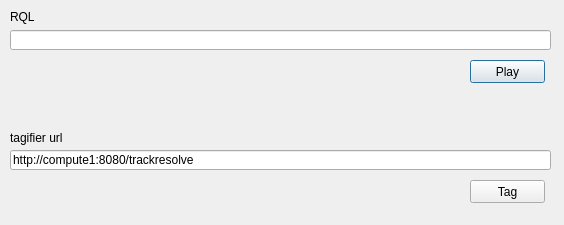
First picture: the form in app/client/widgets/LocalRqlDialog.ui, repository dougma/lastfm-desktop, before the edit.
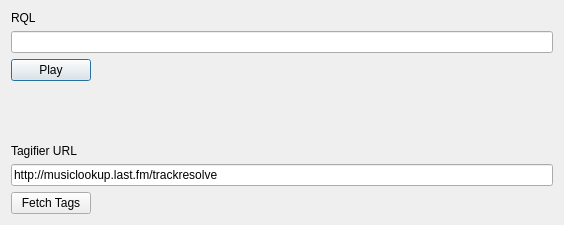
Second picture: the form after the edit.

Commit message: Keep the local radio track source seeded

```diff
--- a/app/client/widgets/LocalRqlDialog.ui
+++ b/app/client/widgets/LocalRqlDialog.ui
@@ -12,81 +12,71 @@
   <property name="windowTitle" >
    <string>RQL testing</string>
   </property>
-  <widget class="QLineEdit" name="lineEditRql" >
-   <property name="geometry" >
-    <rect>
-     <x>10</x>
-     <y>30</y>
-     <width>541</width>
-     <height>20</height>
-    </rect>
-   </property>
-  </widget>
-  <widget class="QLineEdit" name="lineEditTagifierUrl" >
-   <property name="geometry" >
-    <rect>
-     <x>10</x>
-     <y>150</y>
-     <width>541</width>
-     <height>20</height>
-    </rect>
-   </property>
-   <property name="text" >
-    <string>http://compute1:8080/trackresolve</string>
-   </property>
-  </widget>
+  <layout class="QVBoxLayout" name="verticalLayout" >
+   <item>
   <widget class="QLabel" name="label" >
-   <property name="geometry" >
-    <rect>
-     <x>10</x>
-     <y>10</y>
-     <width>46</width>
-     <height>14</height>
-    </rect>
-   </property>
    <property name="text" >
     <string>RQL</string>
    </property>
   </widget>
-  <widget class="QLabel" name="label_2" >
-   <property name="geometry" >
-    <rect>
-     <x>10</x>
-     <y>130</y>
-     <width>71</width>
-     <height>16</height>
-    </rect>
-   </property>
-   <property name="text" >
-    <string>tagifier url</string>
-   </property>
-  </widget>
+   </item>
+   <item>
+    <widget class="QLineEdit" name="lineEditRql" />
+   </item>
+   <item>
   <widget class="QPushButton" name="playButton" >
-   <property name="geometry" >
-    <rect>
-     <x>470</x>
-     <y>60</y>
-     <width>75</width>
-     <height>23</height>
-    </rect>
+     <property name="sizePolicy" >
+      <sizepolicy vsizetype="Fixed" hsizetype="Maximum" >
+       <horstretch>0</horstretch>
+       <verstretch>0</verstretch>
+      </sizepolicy>
    </property>
    <property name="text" >
     <string>Play</string>
    </property>
   </widget>
+   </item>
+   <item>
+    <spacer name="verticalSpacer" >
+     <property name="orientation" >
+      <enum>Qt::Vertical</enum>
+     </property>
+     <property name="sizeHint" stdset="0" >
+      <size>
+       <width>20</width>
+       <height>40</height>
+      </size>
+     </property>
+    </spacer>
+   </item>
+   <item>
+    <widget class="QLabel" name="label_2" >
+     <property name="text" >
+      <string>Tagifier URL</string>
+     </property>
+    </widget>
+   </item>
+   <item>
+    <widget class="QLineEdit" name="lineEditTagifierUrl" >
+     <property name="text" >
+      <string>http://musiclookup.last.fm/trackresolve</string>
+     </property>
+    </widget>
+   </item>
+   <item>
   <widget class="QPushButton" name="tagButton" >
-   <property name="geometry" >
-    <rect>
-     <x>470</x>
-     <y>180</y>
-     <width>75</width>
-     <height>23</height>
-    </rect>
+     <property name="sizePolicy" >
+      <sizepolicy vsizetype="Fixed" hsizetype="Maximum" >
+       <horstretch>0</horstretch>
+       <verstretch>0</verstretch>
+      </sizepolicy>
    </property>
    <property name="text" >
-    <string>Tag</string>
-   </property>
-  </widget>
+      <string>Fetch Tags</string>
+     </property>
+    </widget>
+   </item>
+  </layout>
  </widget>
  <resources/>
  <connections/>
```
Lines whose indentation alone changed are shown as unchanged. The commit also changes 2 other files.
